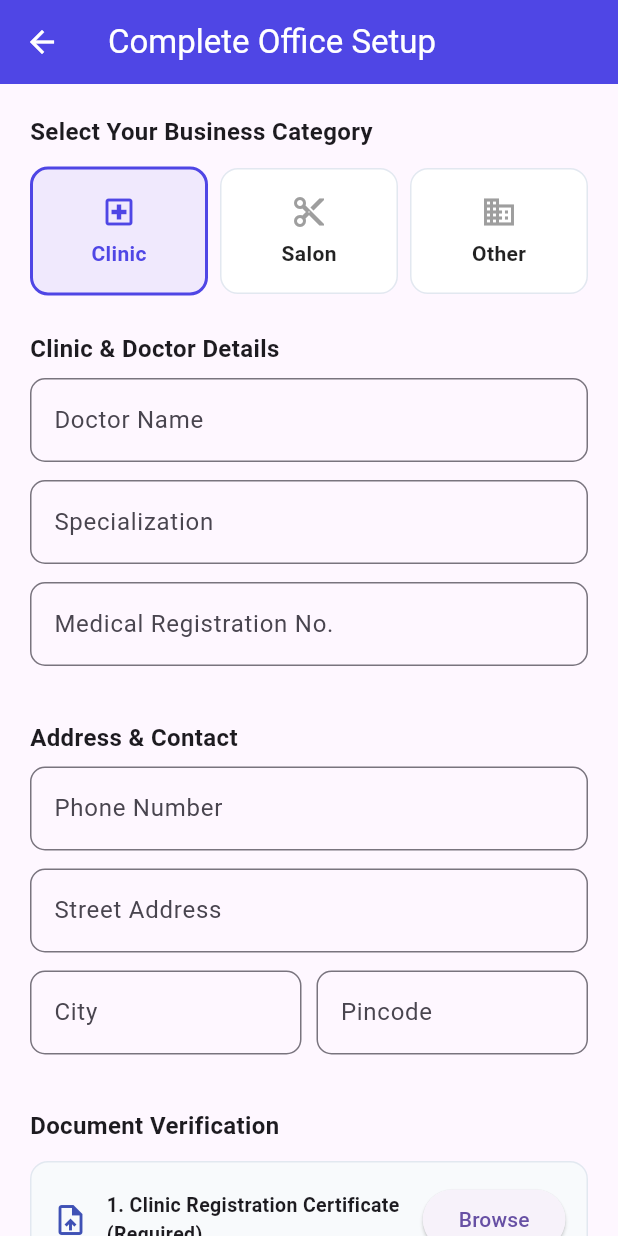
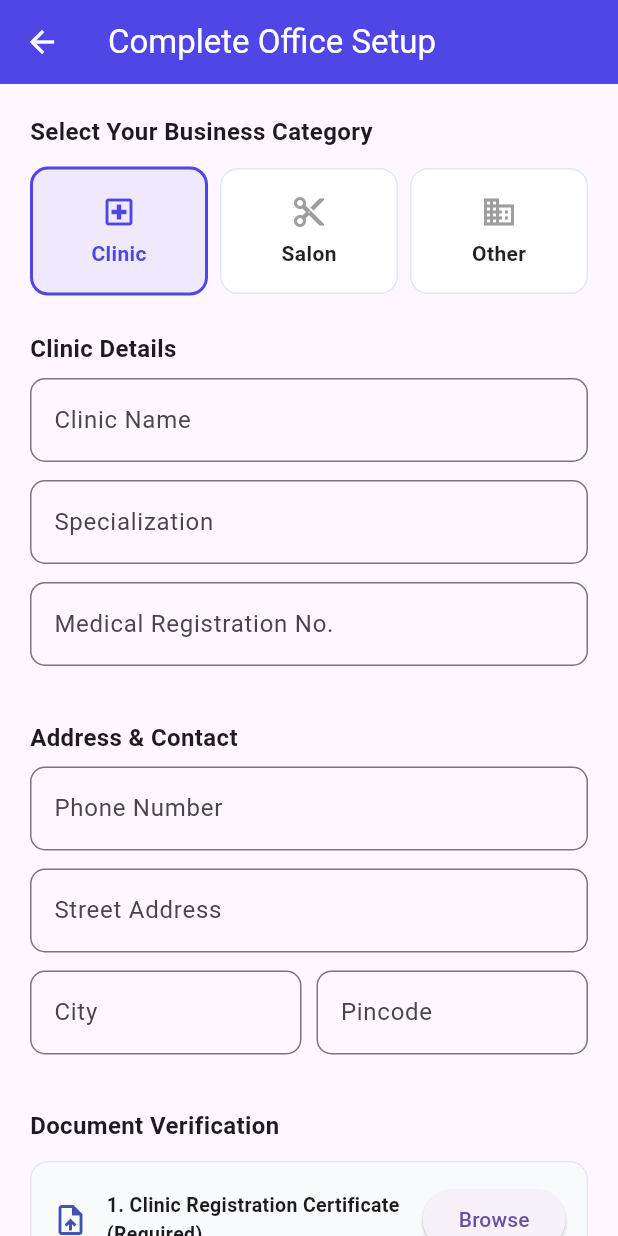
Before and after one commit to sahil-Parmar1/queueless, a Flutter app: the OfficeOnboardingScreen screen opened directly, on a phone screen of 412 x 824 dp. Run offline on Flutter 3.47's test engine with Material 3 defaults, Android fonts, the phone set to English and light mode, and no system bars; our stand-ins replace file_picker, firebase_auth, firebase_core, flutter_secure_storage, google_sign_in; accounts and stored records are empty; network calls fail.

Commit message:
doctor confugation changed

```diff
--- a/frontend/queueless_office/lib/screens/dashboad/OfficeDashboardScreen.dart
+++ b/frontend/queueless_office/lib/screens/dashboad/OfficeDashboardScreen.dart
@@ -1079,7 +1079,7 @@ class _OfficeDashboardScreenState extends State<OfficeDashboardScreen> {
 
     if (category == 'CLINIC') {
       items = [
-        _buildInfoRow(Icons.person_outline, 'Doctor / Specialist', _profileData?['doctorName'] ?? 'N/A'),
+        _buildInfoRow(Icons.person_outline, 'Clinic Name', _profileData?['doctorName'] ?? 'N/A'),
         _buildInfoRow(Icons.medical_services_outlined, 'Specialization', _profileData?['specialization'] ?? 'General'),
         _buildInfoRow(Icons.badge_outlined, 'Medical Reg. No.', _profileData?['medicalRegistrationNumber'] ?? 'N/A'),
       ];
--- a/frontend/queueless_office/lib/screens/dashboad/office_onboarding_screen.dart
+++ b/frontend/queueless_office/lib/screens/dashboad/office_onboarding_screen.dart
@@ -244,9 +244,9 @@ class _OfficeOnboardingScreenState extends State<OfficeOnboardingScreen> {
 
               // Dynamic Category-Specific Form Section
               if (_category == 'CLINIC') ...[
-                const Text('Clinic & Doctor Details', style: TextStyle(fontSize: 16, fontWeight: FontWeight.bold)),
+                const Text('Clinic Details', style: TextStyle(fontSize: 16, fontWeight: FontWeight.bold)),
                 const SizedBox(height: 8),
-                _inputField('Doctor Name', _doctorNameController, 'Dr. John Doe'),
+                _inputField('Clinic Name', _doctorNameController, 'Dr. John Doe'),
                 _inputField('Specialization', _specializationController, 'e.g. Dentistry, Cardiology'),
                 _inputField('Medical Registration No.', _medRegNoController, 'e.g. MED-12345'),
               ] else if (_category == 'SALON') ...[
```
Also changed, not shown: 4 other files.
